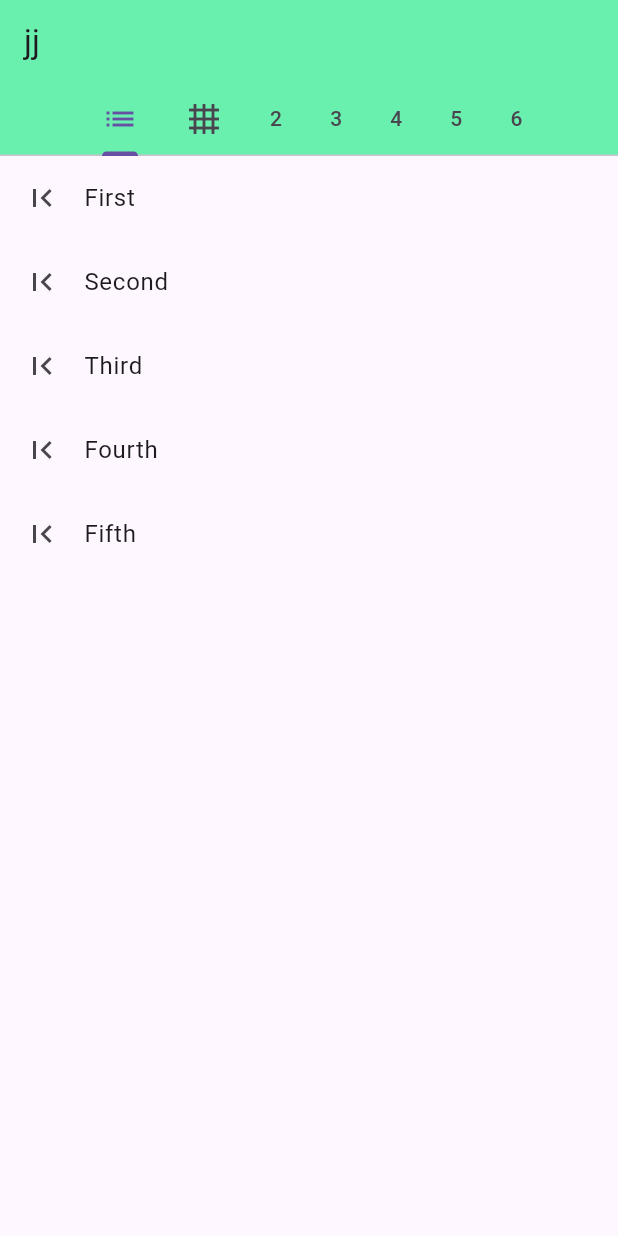
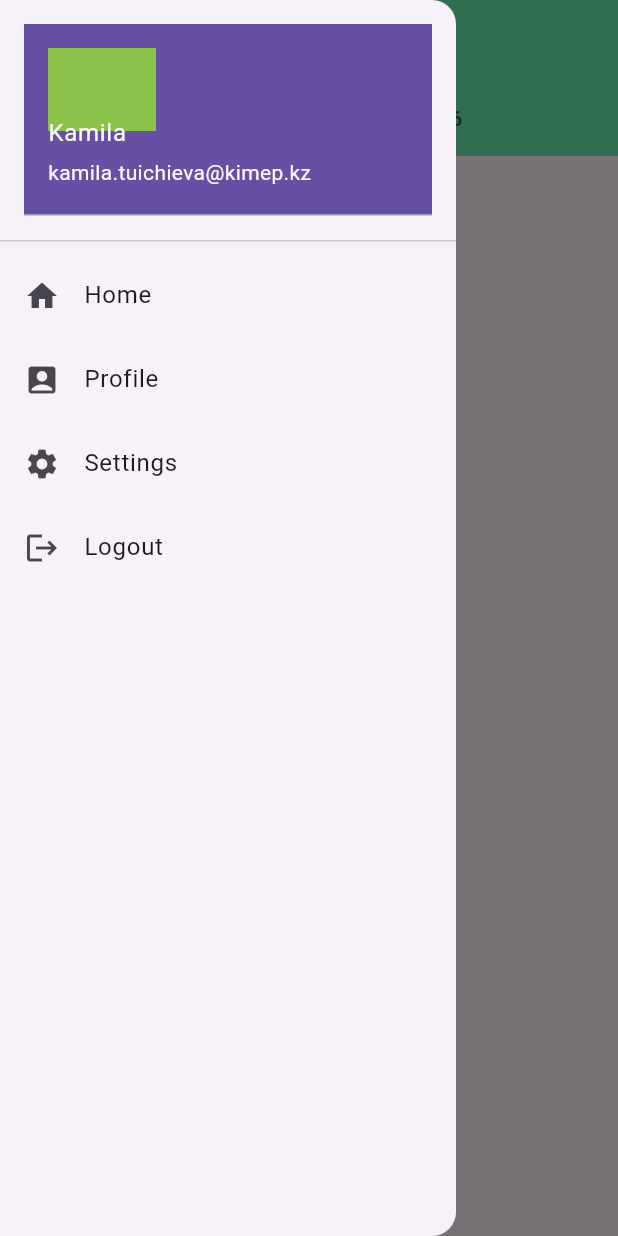
Before and after one commit to Kamilat27/lab5, a Flutter app: the screen it shows after launch, with the side drawer open (before the commit the screen has no drawer), on a phone screen of 412 x 824 dp. Run offline on Flutter 3.47's test engine with Material 3 defaults, Android fonts, the phone set to English and light mode, and no system bars; our stand-ins replace fluttertoast; missing offline and left inert: dart:ffi.

Commit message:
Finished project

```diff
--- a/lib/main.dart
+++ b/lib/main.dart
@@ -1,4 +1,7 @@
+import 'dart:ffi';
+
 import 'package:flutter/material.dart';
+import 'package:fluttertoast/fluttertoast.dart';
 
 void main() {
   runApp(const MyApp());
@@ -32,14 +35,15 @@ class _MyHomePageState extends State<MyHomePage> {
   Widget build(BuildContext context) {
 
     return DefaultTabController(
-      length: 6,
+      length: 5,
 
       child: Scaffold(
         appBar: AppBar(
 
           backgroundColor: Colors.greenAccent,
 
-          title: Text("jj"),
+          title: Text("Lab 5"),
+
           bottom: TabBar(
             isScrollable: true,
               tabs:[
@@ -48,7 +52,6 @@ class _MyHomePageState extends State<MyHomePage> {
             Tab(text: "2",),
             Tab(text: "3",),
             Tab(text: "4",),
-            Tab(text: "5",),
             Tab(text: "6",),
           ]),
         ),
@@ -113,33 +116,173 @@ class _MyHomePageState extends State<MyHomePage> {
                  height: 200,
                  width: 300,
                  child: Card(
-                   color: Colors.teal,
-                   child: Row(
+                   shape: RoundedRectangleBorder(
+                       borderRadius: BorderRadius.circular(10)
+                   ),
+                   color: Colors.lightGreen,
+                   elevation: 10,
+                   child: Column(
+                     mainAxisSize: MainAxisSize.min,
                      children: [
-                     Container(
-                       width: 50,
-                       height: 50,
-                       decoration: BoxDecoration(
+                       ListTile(
+                        leading: Container(
+                          width: 80,
+                          decoration:   BoxDecoration(
                             color: Colors.greenAccent,
                             image: DecorationImage(
                                 image: NetworkImage(
                                     "https://letsenhance.io/static/8f5e523ee6b2479e26ecc91b9c25261e/1015f/MainAfter.jpg"),
-                             fit: BoxFit.cover),
+                                fit: BoxFit.cover,
+                                ),
 
                           ),
                         ),
-                       Column(
-                         children: [
-                            Text("Chameleon of Reptiles", style: TextStyle(fontSize: 20, fontWeight: FontWeight.bold, color: Colors.deepPurple),),
-                            Text("Distinctive and highly specialized clade of Old World lizards with 200 species described as of June 2015.", style: TextStyle(fontSize: 16, color: Colors.deepPurple),),
+                          title: Text("Chameleon of Reptiles", style: TextStyle(fontSize: 20, fontWeight: FontWeight.bold, color: Colors.deepPurple),),
+                          subtitle: Text("Distinctive and highly specialized clade of Old World lizards with 200 species described as of June 2015.", style: TextStyle(fontSize: 14, color: Colors.deepPurple),),
+
+                       ),
+
+
+
                      ],
-                       )
-                   ],),
                    ),
                  ),
+               ),
+               Container(
+                 height: 200,
+                 width: 300,
+                 child: Card(
+                   shape: RoundedRectangleBorder(
+                       borderRadius: BorderRadius.circular(20)
+                   ),
+                   color: Colors.blueGrey,
+                   elevation: 10,
+                   child: Column(
+                     mainAxisSize: MainAxisSize.min,
+                     children: [
+                       ListTile(
+                        leading: Image.asset("assets/images/1.jpg",  width: 80, fit: BoxFit.cover,),
+                          title: Text("Ocean", style: TextStyle(fontSize: 23, fontWeight: FontWeight.bold, color: Colors.yellow),),
+                          subtitle: Text("A huge body of saltwater that covers about 71 percent of Earth's surface.", style: TextStyle(fontSize: 15, color: Colors.yellow),),
+
+                       ),
+                      ElevatedButton(onPressed: (){}, child: Text("Get more info")),
+
+
                      ],
-           ),)
-        ])
+                   ),
+                 ),
+               ),
+               Container(
+                 height: 200,
+                 width: 300,
+                 child: Card(
+                   shape: RoundedRectangleBorder(
+                     borderRadius: BorderRadius.circular(30)
+                   ),
+                   color: Colors.amber,
+                   elevation: 10,
+                   child: Column(
+                     mainAxisSize: MainAxisSize.min,
+                     children: [
+                       ListTile(
+                        leading: Image.asset("assets/images/2.jpg",  width: 80, fit: BoxFit.cover,),
+                          title: Text("Cats", style: TextStyle(fontSize: 23, fontWeight: FontWeight.bold, color: Colors.orange),),
+                          subtitle:
+                          Text("The cat (Felis catus), also referred to as the domestic cat, is a small domesticated carnivorous mammal.", style: TextStyle(fontSize: 15, color: Colors.orange),),
+
+                       ),
+
+
+
+                     ],
+                   ),
+                 ),
+               ),
+
+             ],
+           ),
+         ),
+          Center(
+            child: ButtonTheme(
+              minWidth: 60,
+              height: 50,
+              child: OutlinedButton(
+                  onPressed: ()  {
+                     Fluttertoast.showToast(
+                        msg: "You pressed on the toast button",
+                        toastLength: Toast.LENGTH_SHORT,
+                        gravity: ToastGravity.BOTTOM,
+                        timeInSecForIosWeb: 3,
+                        backgroundColor: Colors.red,
+                        textColor: Colors.white,
+                        fontSize: 16.0
+                    );
+                  }, child: Text("Show notification")),
+            ),
+          )
+        ]),
+        drawer: Drawer(
+          child:  ListView(
+            children: [
+               DrawerHeader(
+                  child: UserAccountsDrawerHeader(
+                      accountName: Text("Kamila"),
+                      accountEmail: Text("kamila.tuichieva@kimep.kz"),
+                      currentAccountPicture: Container(
+                        decoration: BoxDecoration(
+                          shape: BoxShape.rectangle, color: Colors.lightGreen
+                        ),
+                      ),
+                  )),
+
+              ListTile(
+                leading: Icon(Icons.home),
+                title: Text("Home"),
+                onTap: (){
+                  Navigator.of(context).pop();
+                  ScaffoldMessenger.of(context).showSnackBar(
+                      SnackBar(
+                        content: Text('Home tapped'),
+                      ));
+                },
+              ),
+              ListTile(
+                leading: Icon(Icons.account_box),
+                title: Text("Profile"),
+                onTap: (){
+                  Navigator.of(context).pop();
+                  ScaffoldMessenger.of(context).showSnackBar(
+                      SnackBar(
+                    content: Text('Profile tapped'),
+                  ));
+                },
+              ), ListTile(
+                leading: Icon(Icons.settings),
+                title: Text("Settings"),
+                onTap: (){
+                  Navigator.of(context).pop();
+                  ScaffoldMessenger.of(context).showSnackBar(
+                      SnackBar(
+                        content: Text('Settings tapped'),
+                      ));
+                },
+              ), ListTile(
+                leading: Icon(Icons.logout),
+                title: Text("Logout"),
+                onTap: (){
+                  Navigator.of(context).pop();
+                  ScaffoldMessenger.of(context).showSnackBar(
+                      SnackBar(
+                        content: Text('Logout tapped'),
+                      ));
+                },
+              ),
+
+
+            ],
+          ),
+        ),
         // This trailing comma makes auto-formatting nicer for build methods.
       ),
     );
--- a/pubspec.yaml
+++ b/pubspec.yaml
@@ -34,8 +34,10 @@ dependencies:
   # The following adds the Cupertino Icons font to your application.
   # Use with the CupertinoIcons class for iOS style icons.
   cupertino_icons: ^1.0.8
+  fluttertoast: ^8.2.10
 
 dev_dependencies:
+
   flutter_test:
     sdk: flutter
 
```
Also changed, not shown: pubspec.lock. Lines whose indentation alone changed are shown as unchanged.
